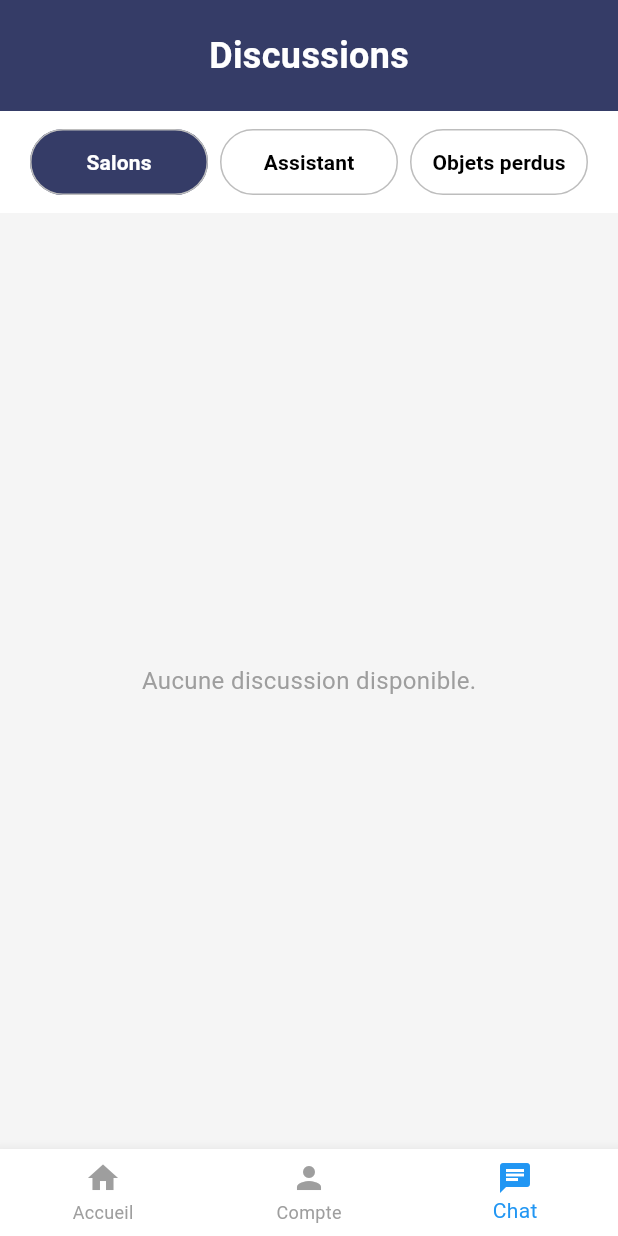
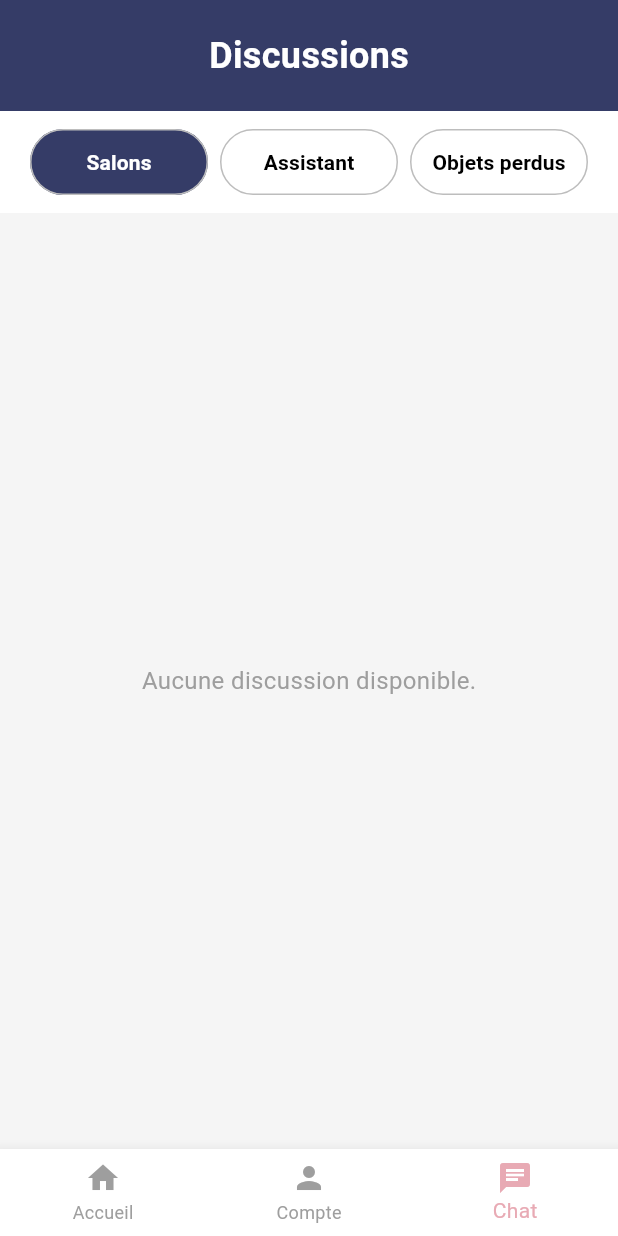
Before and after one commit to ZoukhMeriem/NWE, a Flutter app: the HomePage screen opened directly with empty values, item 3 of the bottom bar chosen, on a phone screen of 412 x 824 dp. Run offline on Flutter 3.47's test engine with Material 3 defaults, Android fonts, the phone set to English and light mode, and no system bars; our stand-ins replace animated_text_kit, cloud_firestore, dio, firebase_auth, firebase_core, firebase_storage and 6 more; missing offline and left inert: dialog_flowtter; accounts and stored records are empty; project files that could hold a hidden picture were left out.

Commit message:
Update HomePage.dart

```diff
--- a/appdz/lib/HomePage.dart
+++ b/appdz/lib/HomePage.dart
@@ -58,7 +58,7 @@ class _HomePageState extends State<HomePage> {
         currentIndex: _selectedIndex,
         onTap: _onItemTapped,
         backgroundColor: Colors.white,
-        selectedItemColor: Colors.blue,
+        selectedItemColor: Color(0xFFE8AAB4),
         unselectedItemColor: Colors.grey,
         items: [
           BottomNavigationBarItem(icon: Icon(Icons.home), label: "Accueil"),
```
